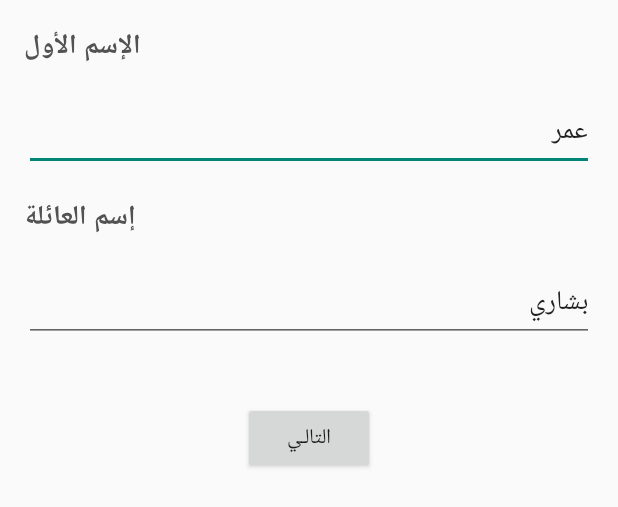
After one commit to Anabeesh/anabeesh-provider-android, an Android app: the layout view_registration_user_name.xml on its own in the app's theme, with its tools: preview values and no code run, on a phone screen of 412 x 824 dp. The commit adds this screen. Shown: the top 507 px of the screen. Run offline under Robolectric (Android 15) with nearby library versions, the phone set to English and light mode, and no system bars.

Commit message:
registration first and last name fornt-end

```diff
--- /dev/null
+++ b/anabeesh/src/main/java/com/cs18/anabeesh/ui/register/FirstLastNameView.java
@@ -0,0 +1,18 @@
+package com.cs18.anabeesh.ui.register;
+
+import android.content.Context;
+import android.support.constraint.ConstraintLayout;
+
+/**
+ TODO: Add class header
+ */
+
+public class FirstLastNameView extends ConstraintLayout {
+
+
+    // TODO: Inflate layout
+
+    public FirstLastNameView(Context context) {
+        super(context);
+    }
+}
--- /dev/null
+++ b/anabeesh/src/main/res/layout/view_registration_user_name.xml
@@ -0,0 +1,58 @@
+<?xml version="1.0" encoding="utf-8"?>
+<LinearLayout
+    xmlns:android="http://schemas.android.com/apk/res/android"
+    android:layout_width="match_parent"
+    android:layout_height="match_parent"
+    xmlns:tools="http://schemas.android.com/tools"
+    android:orientation="vertical"
+    tools:context="com.cs18.anabeesh.ui.register.RegisterActivity">
+
+    <TextView
+        android:id="@+id/tv_first_name"
+        style="@style/RegisterTextViewLabelStyle"
+        android:layout_width="wrap_content"
+        android:layout_height="wrap_content"
+        android:layout_margin="@dimen/marginRegisterTextView"
+        android:labelFor="@id/et_first_name"
+        android:text="@string/first_name" />
+
+
+    <EditText
+        android:id="@+id/et_first_name"
+        android:layout_width="match_parent"
+        android:layout_height="wrap_content"
+        android:layout_marginEnd="@dimen/marginRegisterEditText"
+        android:layout_marginStart="@dimen/marginRegisterEditText"
+        android:inputType="textEmailAddress"
+        tools:text="عمر" />
+
+    <TextView
+        android:id="@+id/tv_last_name"
+        style="@style/RegisterTextViewLabelStyle"
+        android:layout_width="wrap_content"
+        android:layout_height="wrap_content"
+        android:layout_margin="@dimen/marginRegisterTextView"
+        android:labelFor="@id/et_last_name"
+        android:text="@string/last_name" />
+
+    <EditText
+        android:id="@+id/et_last_name"
+        android:layout_width="match_parent"
+        android:layout_height="wrap_content"
+        android:layout_marginEnd="@dimen/marginRegisterEditText"
+        android:layout_marginStart="@dimen/marginRegisterEditText"
+        android:inputType="text"
+        tools:ignore="TextFields"
+        tools:text="بشاري" />
+    <Button
+        android:id="@+id/btn_next"
+        android:layout_width="wrap_content"
+        android:layout_height="wrap_content"
+        android:layout_gravity="center"
+        android:layout_marginBottom="0dp"
+        android:layout_marginEnd="0dp"
+        android:layout_marginStart="0dp"
+        android:layout_marginTop="40dp"
+        android:text="@string/next" />
+
+</LinearLayout>
--- a/anabeesh/src/main/res/values/strings.xml
+++ b/anabeesh/src/main/res/values/strings.xml
@@ -25,4 +25,6 @@
     <string name="pick_password">اختر كلمة مرور</string>
     <string name="use_eight_characters">استخدم ثمانية احرف علي الاقل</string>
     <string name="next">التالـي</string>
+    <string name="first_name">الإسم الأول</string>
+    <string name="last_name">إسم العائلة</string>
 </resources>
```
